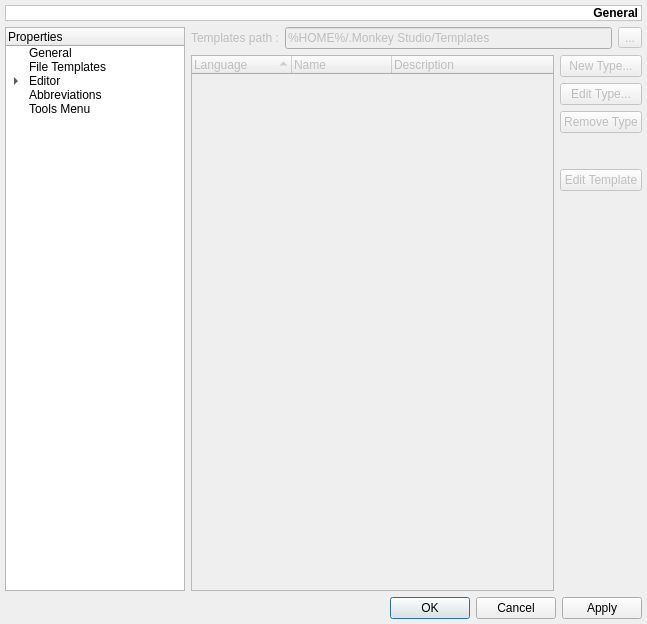
Qt form v2/branches/dev/monkey/src/maininterface/ui/UISettings.ui (testmana2/mks) before a commit.
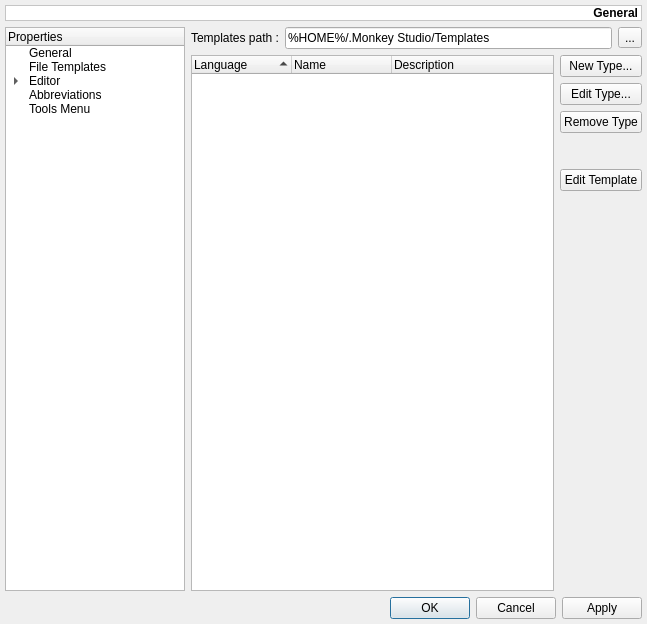
The same form after that commit. The open tabs and pages were chosen to show the change.

Patch:
```diff
--- a/v2/branches/dev/monkey/src/maininterface/ui/UISettings.ui
+++ b/v2/branches/dev/monkey/src/maininterface/ui/UISettings.ui
@@ -206,9 +206,6 @@
       </layout>
      </widget>
      <widget class="QWidget" name="pFileTemplates" >
-      <property name="enabled" >
-       <bool>false</bool>
-      </property>
       <layout class="QGridLayout" >
        <property name="margin" >
         <number>0</number>
```
Left out of the diff: 2 changed lines with no effect on the pictures.
